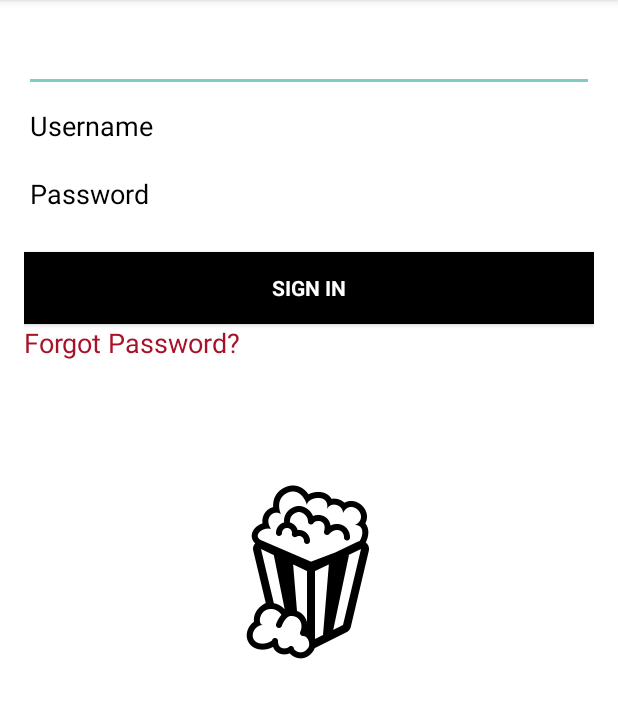
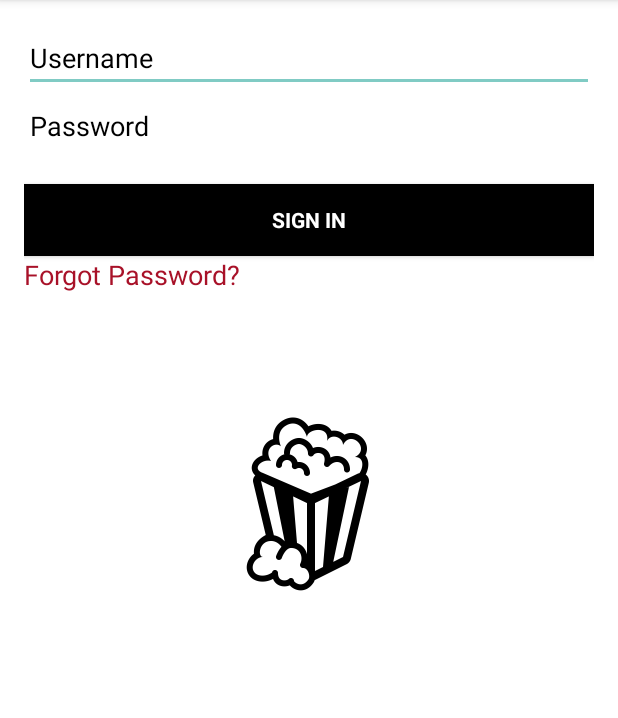
Before and after one commit to Labanowski/Movie-Recommender-Using-Rotten-Tomatoes, an Android app: the LoginActivity screen opened directly, with no data from a screen before it, on a phone screen of 412 x 824 dp, the part 84-802 px from its top. Run offline under Robolectric (Android 15) with nearby library versions, the phone set to English and light mode, and no system bars.

Commit message:
Minor fixes

```diff
--- a/app/src/main/res/layout/login_activity.xml
+++ b/app/src/main/res/layout/login_activity.xml
@@ -12,16 +12,6 @@
     <ProgressBar android:id="@+id/login_progress" style="?android:attr/progressBarStyleLarge"
         android:layout_width="wrap_content" android:layout_height="wrap_content"
         android:layout_marginBottom="8dp" android:visibility="gone" />
-
-    <AutoCompleteTextView android:id="@+id/login_username"
-        android:layout_width="match_parent"
-        android:layout_height="wrap_content"
-        android:hint="@string/prompt_username"
-        android:inputType="textEmailAddress"
-        android:maxLines="1"
-        android:singleLine="true"
-        android:imeOptions="actionNext"
-        />
 
     <ScrollView android:id="@+id/login_form" android:layout_width="match_parent"
         android:layout_height="wrap_content">
--- a/app/src/main/res/menu/menu_movie_detail.xml
+++ b/app/src/main/res/menu/menu_movie_detail.xml
@@ -7,7 +7,7 @@
     <item
         android:id="@+id/rate_id"
         android:orderInCategory="2"
-        android:title="@string/ratemovie"
+        android:title="@string/rateMovie"
         app:showAsAction="always"/>
 
 
--- a/app/src/main/res/values/strings.xml
+++ b/app/src/main/res/values/strings.xml
@@ -33,7 +33,7 @@
     <string name="recommend">Recommend</string>
     <string name="major">Major</string>
     <string name="ban">Ban</string>
-    <string name="ratemovie">Rate Movie</string>
+    <string name="rateMovie">Rate Movie</string>
     <string name="searchmovie">Search Movies</string>
     <string name="recommend_by_my_major">Recommend by My Major</string>
     <string name="new_releases">New Releases</string>
```
Also changed, not shown: 1 other file.
